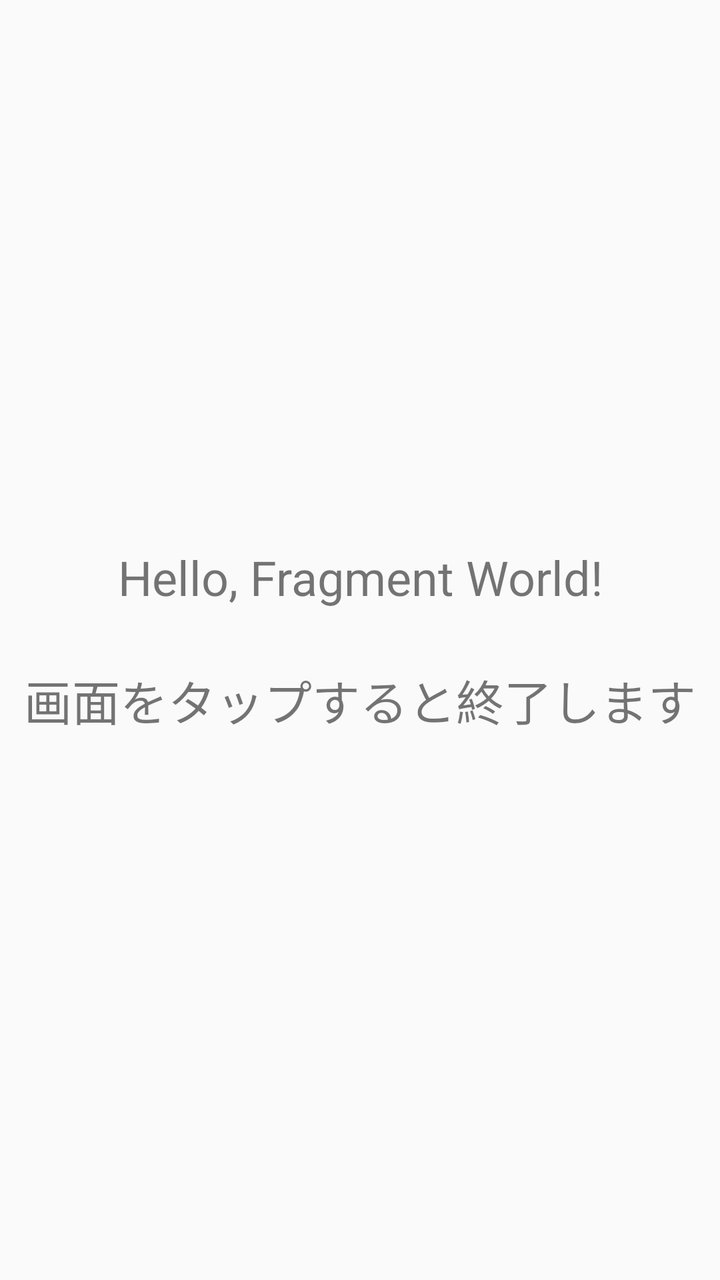
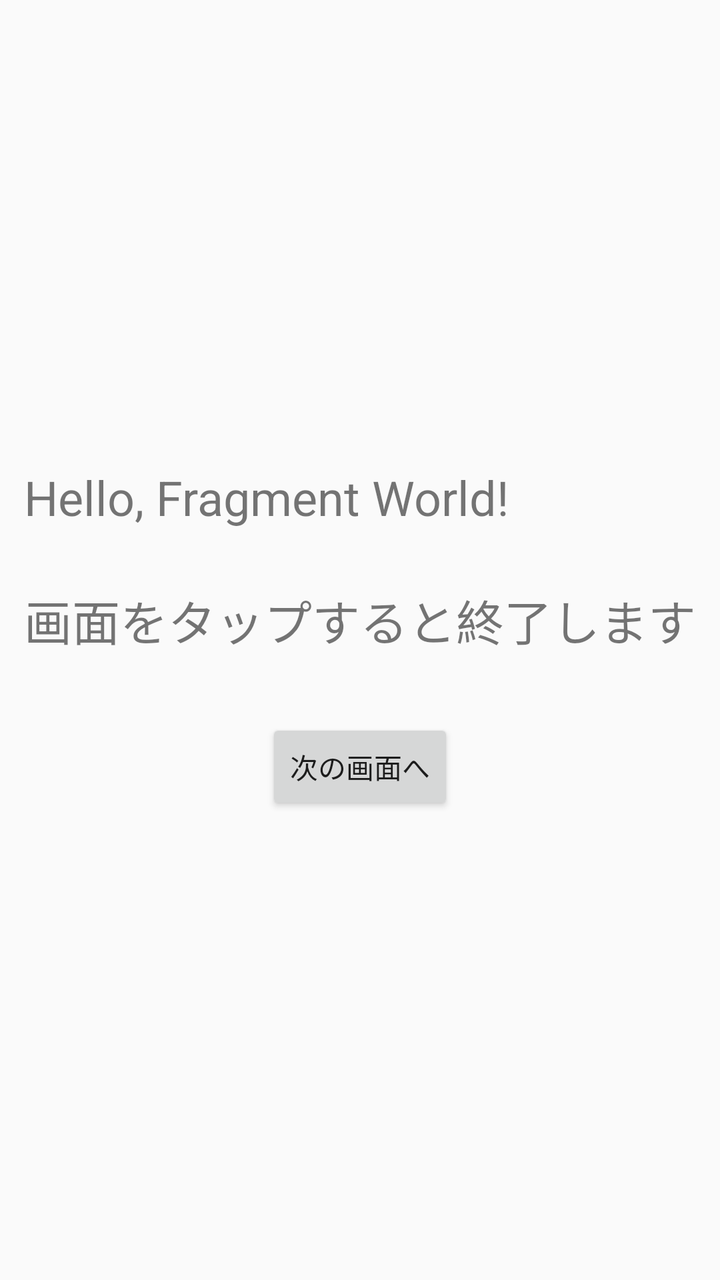

Before-and-after screenshots of an Android layout around one commit, followed by the original layout XML and the change that was made.
<!-- AndroidManifest.xml: application theme Theme.AppCompat.Light.NoActionBar -->
<!-- res/layout/fragment_main.xml -->
<?xml version="1.0" encoding="utf-8"?>
<TextView xmlns:android="http://schemas.android.com/apk/res/android"
    android:id="@+id/text_view"
    android:layout_width="match_parent"
    android:layout_height="match_parent"
    android:gravity="center"
    android:text="Hello, Fragment World!\n\n画面をタップすると終了します"
    android:textSize="24sp" />
<!-- resources referenced by this layout -->
<resources>

</resources>

<!-- the commit's change to res/layout/fragment_main.xml (unified diff, before → after) -->
@@ -1,8 +1,22 @@
 <?xml version="1.0" encoding="utf-8"?>
-<TextView xmlns:android="http://schemas.android.com/apk/res/android"
-    android:id="@+id/text_view"
+<LinearLayout xmlns:android="http://schemas.android.com/apk/res/android"
     android:layout_width="match_parent"
     android:layout_height="match_parent"
     android:gravity="center"
-    android:text="Hello, Fragment World!\n\n画面をタップすると終了します"
-    android:textSize="24sp" />
+    android:orientation="vertical">
+
+    <TextView
+        android:id="@+id/text_view"
+        android:layout_width="wrap_content"
+        android:layout_height="wrap_content"
+        android:text="Hello, Fragment World!\n\n画面をタップすると終了します"
+        android:textSize="24sp" />
+
+    <Button
+        android:id="@+id/button_next"
+        android:layout_width="wrap_content"
+        android:layout_height="wrap_content"
+        android:layout_marginTop="32dp"
+        android:text="次の画面へ" />
+
+</LinearLayout>
